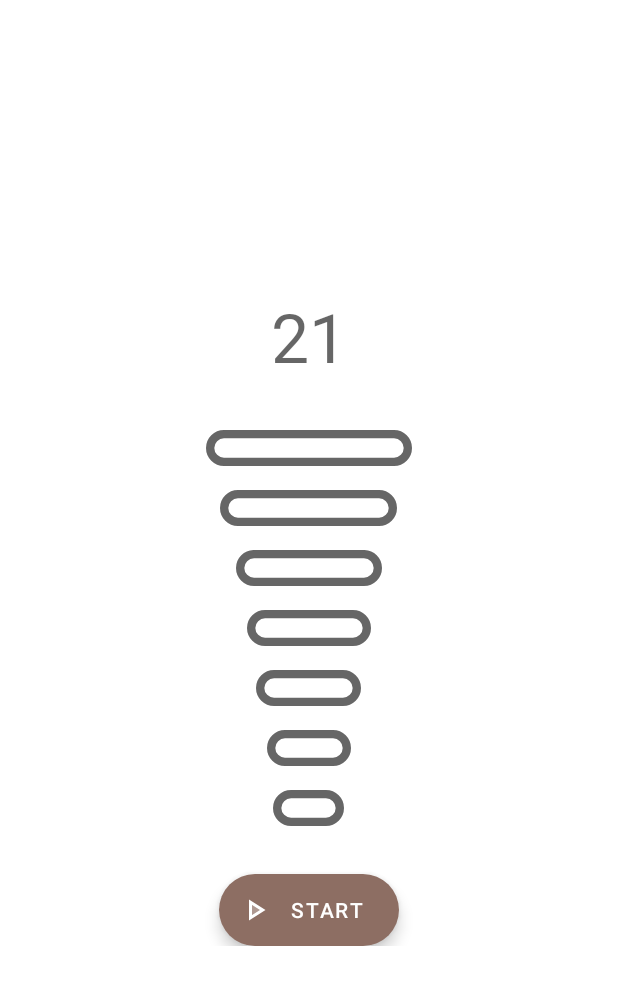
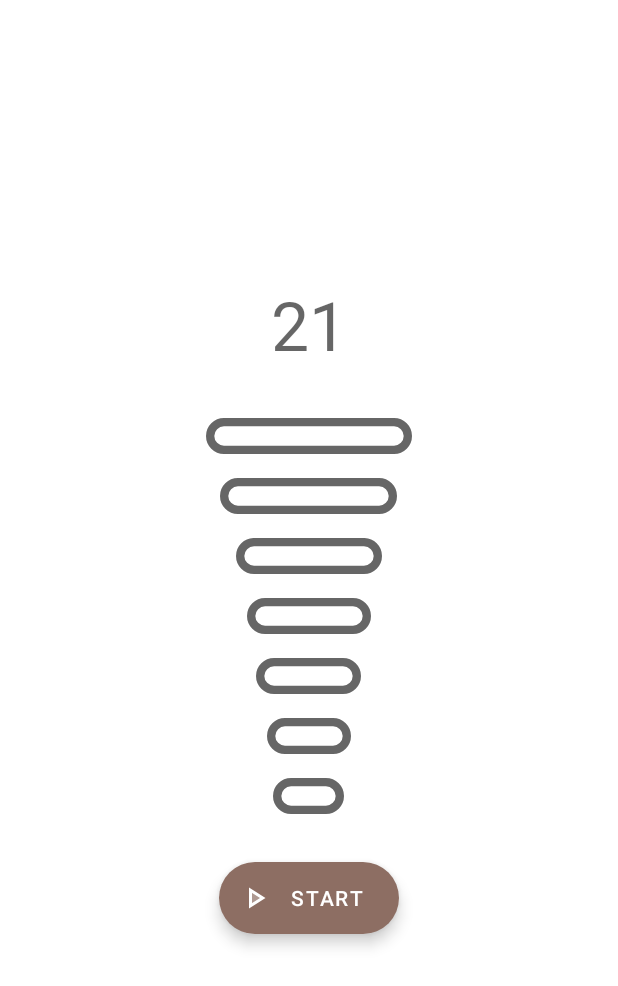
Before and after one commit to axiel7/CupTime, an Android app: the layout fragment_nescafe.xml on its own in the app's theme, with its tools: preview values and no code run, on a phone screen of 412 x 824 dp. Shown: the top 986 px of the screen. Run offline under Robolectric (Android 15) with nearby library versions, the phone set to English and light mode, and no system bars.

Commit message:
UI improvements

```diff
--- a/app/src/main/res/layout/activity_main.xml
+++ b/app/src/main/res/layout/activity_main.xml
@@ -17,6 +17,7 @@
             android:layout_width="match_parent"
             android:layout_height="wrap_content"
             app:title="CupTime"
+            app:titleTextColor="@color/white"
             app:titleCentered="true" />
 
     </com.google.android.material.appbar.AppBarLayout>
--- a/app/src/main/res/layout/fragment_nescafe.xml
+++ b/app/src/main/res/layout/fragment_nescafe.xml
@@ -74,7 +74,7 @@
             android:id="@+id/start_button"
             android:layout_width="wrap_content"
             android:layout_height="wrap_content"
-            android:layout_marginTop="16dp"
+            android:layout_margin="16dp"
             android:layout_gravity="center_horizontal"
             android:hapticFeedbackEnabled="true"
             android:text="@string/start"
```
